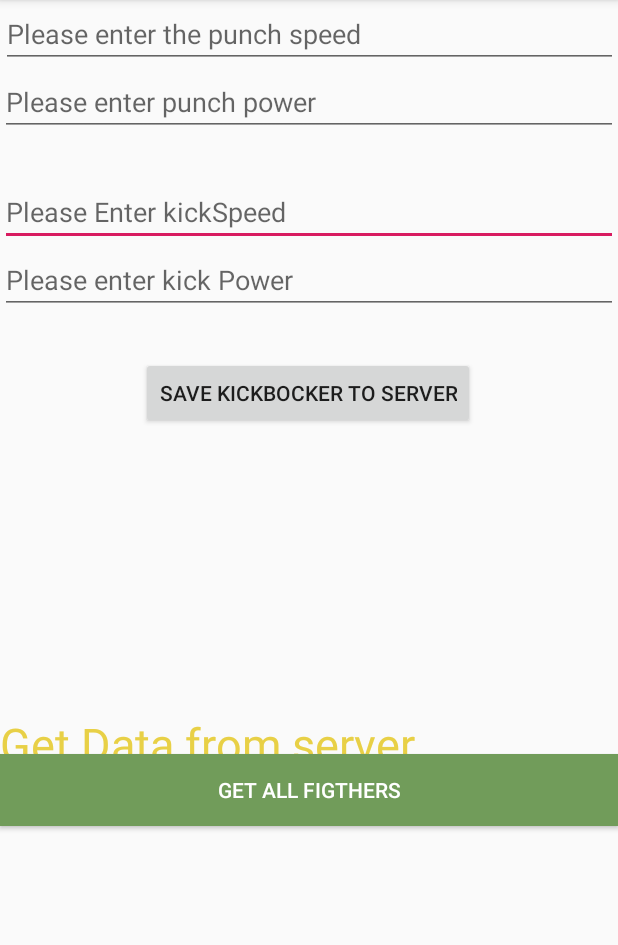
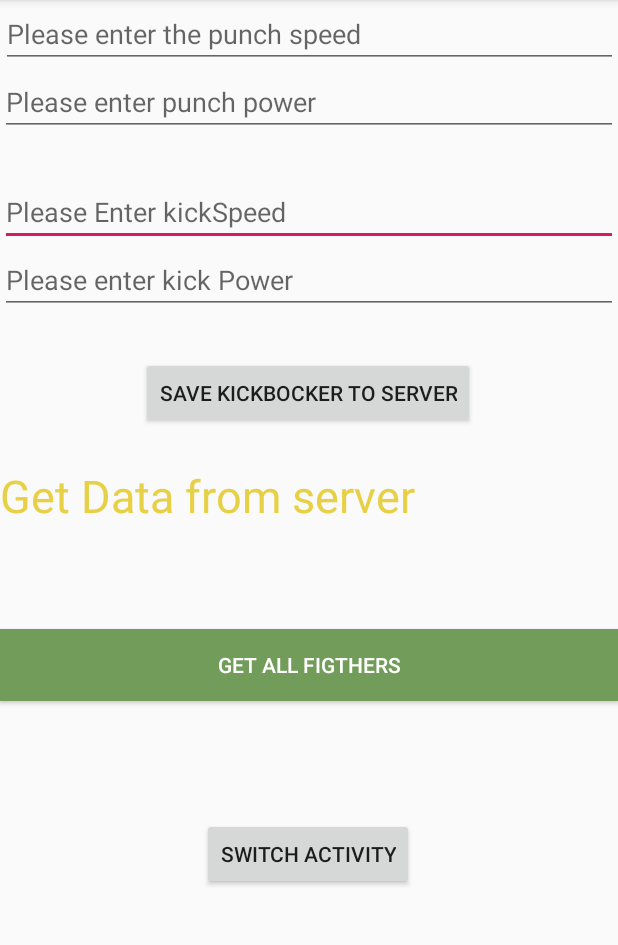
Before and after one commit to daveedson/Instagram, an Android app: the screen it shows after launch (MainActivity), on a phone screen of 412 x 824 dp, the part 84-1029 px from its top. Run offline under Robolectric (Android 15) with nearby library versions, the phone set to English and light mode, and no system bars; libraries missing offline, so code that uses them is left out: com.parse, com.shashank.sony; 1 statement that could not run was skipped.

Commit message:
sign up and login parse

```diff
--- a/app/src/main/AndroidManifest.xml
+++ b/app/src/main/AndroidManifest.xml
@@ -3,13 +3,15 @@
     package="com.example.instagram">
 
     <application
+        android:name=".App"
         android:allowBackup="true"
         android:icon="@mipmap/ic_launcher"
         android:label="@string/app_name"
         android:roundIcon="@mipmap/ic_launcher_round"
         android:supportsRtl="true"
-        android:theme="@style/AppTheme"
-        android:name=".App">
+        android:theme="@style/AppTheme">
+        <activity android:name=".welcomeActivity"></activity>
+        <activity android:name=".SignUp" />
         <activity android:name=".MainActivity">
             <intent-filter>
                 <action android:name="android.intent.action.MAIN" />
--- a/app/src/main/java/com/example/instagram/MainActivity.java
+++ b/app/src/main/java/com/example/instagram/MainActivity.java
@@ -2,6 +2,7 @@ package com.example.instagram;
 
 import androidx.appcompat.app.AppCompatActivity;
 
+import android.content.Intent;
 import android.os.Bundle;
 import android.view.View;
 import android.widget.Button;
@@ -27,6 +28,8 @@ public class MainActivity extends AppCompatActivity implements View.OnClickListe
     private TextView txtGetdata;
     private Button  btnGetData;
     private  String AllFighters;
+    private  Button btnTransition;
+
 
 
     @Override
@@ -42,6 +45,9 @@ public class MainActivity extends AppCompatActivity implements View.OnClickListe
         edtKickPower = findViewById(R.id.edtkickPower);
         txtGetdata = findViewById(R.id.txtgetdata);
         btnGetData = findViewById(R.id.btnGetData);
+        btnTransition = findViewById(R.id.btnNextActivity);
+
+
 
 
         btnsave.setOnClickListener(MainActivity.this);
@@ -89,7 +95,7 @@ public class MainActivity extends AppCompatActivity implements View.OnClickListe
                                 FancyToast.makeText(MainActivity.this, AllFighters, FancyToast.LENGTH_LONG, FancyToast.SUCCESS, true).show();
 
                                 for (ParseObject fighter: objects){
-                                    AllFighters = AllFighters + fighter.get("Name") + "\n";
+                                    AllFighters = AllFighters + fighter.get("name") + "\n";
                                 }
                             }
                         }else {
@@ -102,6 +108,18 @@ public class MainActivity extends AppCompatActivity implements View.OnClickListe
             }
         });
 
+        //onClickListener for next Activity
+        btnTransition.setOnClickListener(new View.OnClickListener() {
+            @Override
+            public void onClick(View v) {
+
+                Intent intent = new Intent(MainActivity.this,SignUp.class);
+                startActivity(intent);
+
+
+            }
+        });
+
     }
 
 
@@ -109,7 +127,7 @@ public class MainActivity extends AppCompatActivity implements View.OnClickListe
     public void onClick(View v) {
 
             try {
-                final ParseObject fighter = new ParseObject("fighter");
+                final ParseObject fighter = new ParseObject("fight er");
                 fighter.put("Name", edtName.getText().toString());
                 fighter.put("punch_speed", Integer.parseInt(edtpunchspeed.getText().toString()));
                 fighter.put("punch_power", Integer.parseInt(edtPunchPower.getText().toString()));
--- a/app/src/main/res/layout/activity_main.xml
+++ b/app/src/main/res/layout/activity_main.xml
@@ -96,7 +96,7 @@
         app:layout_constraintHorizontal_bias="0.0"
         app:layout_constraintStart_toStartOf="parent"
         app:layout_constraintTop_toBottomOf="@+id/btnSave"
-        app:layout_constraintVertical_bias="0.545" />
+        app:layout_constraintVertical_bias="0.07" />
 
     <Button
         android:id="@+id/btnGetData"
@@ -107,7 +107,20 @@
         android:textColor="#FFFFFF"
         app:layout_constraintBottom_toBottomOf="parent"
         app:layout_constraintEnd_toEndOf="parent"
-        app:layout_constraintHorizontal_bias="0.5"
+        app:layout_constraintHorizontal_bias="0.0"
         app:layout_constraintStart_toStartOf="parent"
-        app:layout_constraintTop_toBottomOf="@+id/btnSave" />
+        app:layout_constraintTop_toBottomOf="@+id/btnSave"
+        app:layout_constraintVertical_bias="0.308" />
+
+    <Button
+        android:id="@+id/btnNextActivity"
+        android:layout_width="wrap_content"
+        android:layout_height="wrap_content"
+        android:text="Switch Activity"
+        app:layout_constraintBottom_toBottomOf="parent"
+        app:layout_constraintEnd_toEndOf="parent"
+        app:layout_constraintHorizontal_bias="0.498"
+        app:layout_constraintStart_toStartOf="parent"
+        app:layout_constraintTop_toBottomOf="@+id/btnGetData"
+        app:layout_constraintVertical_bias="0.308" />
 </androidx.constraintlayout.widget.ConstraintLayout>
```
Also changed, not shown: app/src/main/java/com/example/instagram/SignUp.java (added, +78 -0 lines), app/src/main/java/com/example/instagram/welcomeActivity.java (added, +14 -0 lines), app/src/main/res/layout/activity_sign_up.xml (added, +77 -0 lines), app/src/main/res/layout/activity_welcome.xml (added, +9 -0 lines).
